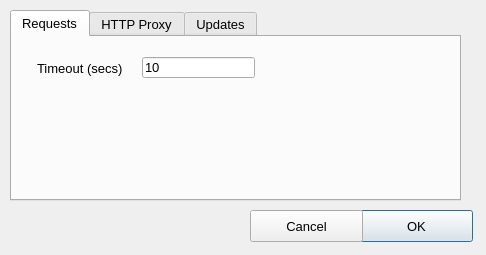
Qt form resources/ui/configuration_dialog.ui (namuan/http-rider) before a commit.
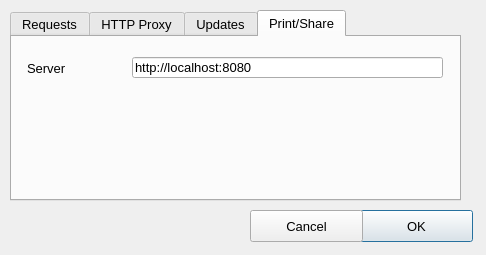
The same form after that commit. The open tabs and pages were chosen to show the change.

Commit message: [Feature] Added support for sharing API exchange using a web service (Print Service)

Patch:
```diff
--- a/resources/ui/configuration_dialog.ui
+++ b/resources/ui/configuration_dialog.ui
@@ -140,6 +140,37 @@
      </property>
     </widget>
    </widget>
+   <widget class="QWidget" name="tab_3">
+    <attribute name="title">
+     <string>Print/Share</string>
+    </attribute>
+    <widget class="QLabel" name="label_4">
+     <property name="geometry">
+      <rect>
+       <x>15</x>
+       <y>21</y>
+       <width>101</width>
+       <height>20</height>
+      </rect>
+     </property>
+     <property name="text">
+      <string>Server</string>
+     </property>
+    </widget>
+    <widget class="QLineEdit" name="txt_print_server">
+     <property name="geometry">
+      <rect>
+       <x>120</x>
+       <y>20</y>
+       <width>311</width>
+       <height>21</height>
+      </rect>
+     </property>
+     <property name="text">
+      <string>http://localhost:8080</string>
+     </property>
+    </widget>
+   </widget>
   </widget>
   <widget class="QPushButton" name="btn_save_configuration">
    <property name="geometry">
```
Left out of the diff: 2 changed lines with no effect on the pictures. The commit also changes 13 other files.
